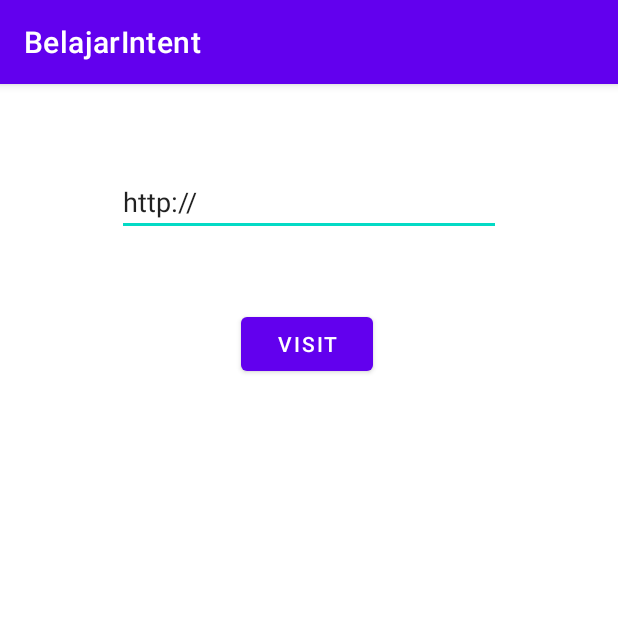
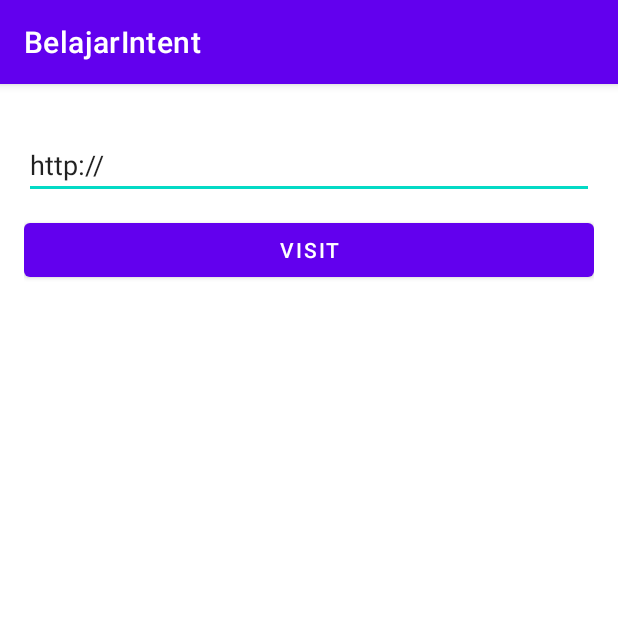
Before and after one commit to farulwananda/mobile-learn-intent, an Android app: the ImplicitActivity screen opened directly, with no data from a screen before it, on a phone screen of 412 x 824 dp, the top half of it. Run offline under Robolectric (Android 15) with nearby library versions, the phone set to English and light mode, and no system bars.

Commit message:
update button

```diff
--- a/app/src/main/res/layout/activity_explicit_intent.xml
+++ b/app/src/main/res/layout/activity_explicit_intent.xml
@@ -15,7 +15,7 @@
         android:id="@+id/textView"
         android:layout_width="wrap_content"
         android:layout_height="wrap_content"
-        android:text="who_are_you" />
+        android:text="Siapa anda ?" />
 
     <TextView
         android:layout_width="wrap_content"
--- a/app/src/main/res/layout/activity_implicit.xml
+++ b/app/src/main/res/layout/activity_implicit.xml
@@ -1,9 +1,10 @@
 <?xml version="1.0" encoding="utf-8"?>
-<androidx.constraintlayout.widget.ConstraintLayout xmlns:android="http://schemas.android.com/apk/res/android"
+<RelativeLayout xmlns:android="http://schemas.android.com/apk/res/android"
     xmlns:app="http://schemas.android.com/apk/res-auto"
     xmlns:tools="http://schemas.android.com/tools"
     android:layout_width="match_parent"
     android:layout_height="match_parent"
+    android:padding="16dp"
     android:id="@+id/implicit"
     tools:context=".ImplicitActivity">
 
@@ -11,26 +12,20 @@
         android:id="@+id/editText"
         android:layout_width="wrap_content"
         android:layout_height="wrap_content"
-        android:layout_marginStart="8dp"
-        android:layout_marginTop="56dp"
-        android:layout_marginEnd="8dp"
-        android:ems="12"
+        android:layout_marginTop="15dp"
+        android:ems="20"
         android:inputType="textUri"
         android:text="http://"
-        app:layout_constraintEnd_toEndOf="parent"
-        app:layout_constraintStart_toStartOf="parent"
-        app:layout_constraintTop_toTopOf="parent" />
+        android:layout_alignParentEnd="true"
+        android:layout_alignParentStart="true"/>
 
     <Button
         android:id="@+id/button"
         android:layout_width="wrap_content"
         android:layout_height="wrap_content"
-        android:layout_marginStart="156dp"
-        android:layout_marginTop="48dp"
-        android:layout_marginEnd="8dp"
+        android:layout_marginTop="10dp"
+        android:layout_below="@+id/editText"
         android:text="VISIT"
-        app:layout_constraintEnd_toEndOf="parent"
-        app:layout_constraintHorizontal_bias="0.031"
-        app:layout_constraintStart_toStartOf="parent"
-        app:layout_constraintTop_toBottomOf="@+id/editText" />
-</androidx.constraintlayout.widget.ConstraintLayout>
+        android:layout_alignParentStart="true"
+        android:layout_alignParentEnd="true" />
+</RelativeLayout>
```
Also changed, not shown: 1 other file.
